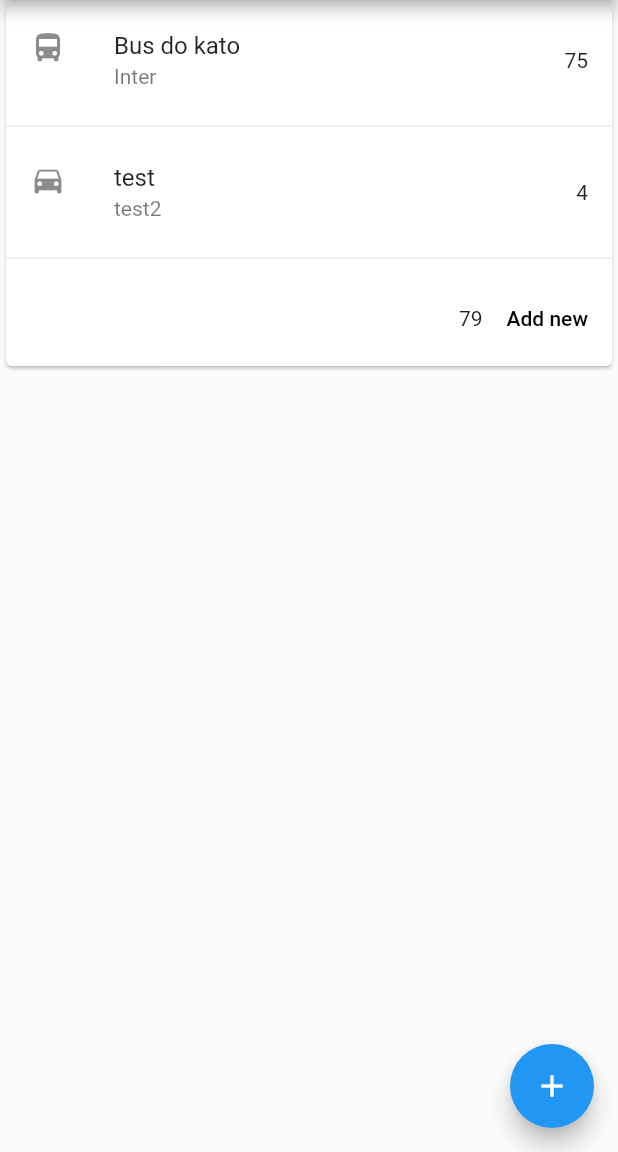
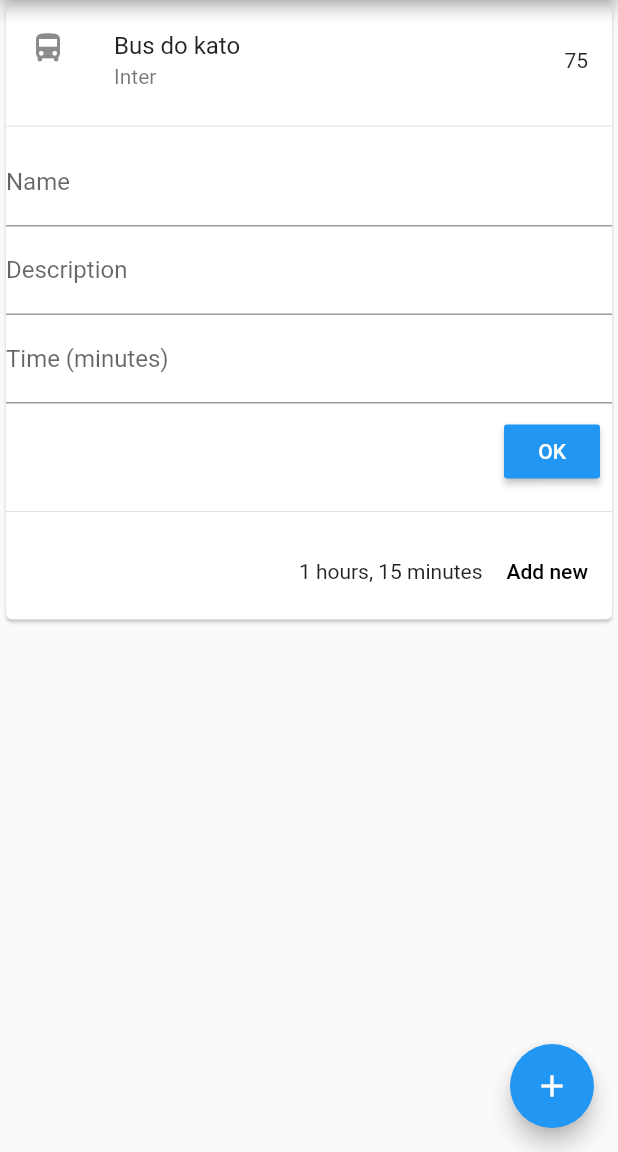
Before and after one commit to aweas/Journey-planner, a Flutter app: the screen it shows after launch, after a tap on the "add" icon, after a tap on "Add new", on a phone screen of 412 x 824 dp, the part 84-1236 px from its top. Run offline on Flutter 3.47's test engine with Material 2 defaults, Android fonts, the phone set to English and light mode, and no system bars.

Commit message:
Better time displaying

```diff
--- a/lib/helpers/journey_classes.dart
+++ b/lib/helpers/journey_classes.dart
@@ -46,6 +46,55 @@ class JourneyElementTile extends ListTile {
             trailing: new Text(element.time.toString()));
 }
 
+class JourneyElementInput extends Form {
+  final JourneyElement element;
+  final _JourneyPlanCard plan;
+  static GlobalKey<FormState> formKey = new GlobalKey<FormState>();
+  JourneyElementInput({this.element, this.plan})
+      : super(
+            key:formKey,
+            child: new Column(children: <Widget>[
+              new TextFormField(
+                  decoration:
+                      new InputDecoration(hintText: 'Tram', labelText: 'Name'),
+                  onSaved: (String value){
+                    element.name = value;
+                  }),
+              new TextFormField(
+                  decoration: new InputDecoration(
+                      hintText: 'T27', labelText: 'Description'),
+                  onSaved: (String value){
+                    element.comment = value;
+                  }),
+              new TextFormField(
+                  keyboardType: TextInputType.numberWithOptions(
+                      signed: true, decimal: false),
+                  decoration: new InputDecoration(
+                      hintText: '15', labelText: 'Time (minutes)'),
+                  onSaved: (String value){
+                    element.time = int.parse(value);
+                  }),
+              new ButtonTheme.bar(
+                  child: new ButtonBar(children: [
+                RaisedButton(
+                  child: const Text(
+                    "OK",
+                    style: const TextStyle(color: Colors.white),
+                  ),
+                  onPressed: () {
+                      formKey.currentState.save();
+                      plan.setState((){
+                        element.icon = new Icon(Icons.directions_bus);
+                        plan.tile = null;
+                        plan.widget.plan.add(element);
+                      });
+                  },
+                  color: Colors.blue,
+                )
+              ]))
+            ]));
+}
+
 class JourneyPlanCard extends StatefulWidget {
   final JourneyPlan plan;
   JourneyPlanCard({Key key, this.plan}) : super(key: key);
@@ -55,6 +104,10 @@ class JourneyPlanCard extends StatefulWidget {
 }
 
 class _JourneyPlanCard extends State<JourneyPlanCard> {
+  JourneyElementInput tile;
+  JourneyElement newTile = new JourneyElement();
+
+  @override
   Widget build(BuildContext context) {
     List<JourneyElementTile> tiles = [];
     widget.plan.journeyElements
@@ -67,19 +120,20 @@ class _JourneyPlanCard extends State<JourneyPlanCard> {
       newData.add(new Divider());
     });
 
+    if (tile != null) {
+      newData.add(tile);
+      newData.add(new Divider());
+    }
+
     newData.add(new ButtonTheme.bar(
       child: new ButtonBar(
         children: <Widget>[
-          new Text(widget.plan.duration.toString()),
+          new Text(buildString()),
           new FlatButton(
             child: const Text('Add new'),
             onPressed: () {
               setState(() {
-                widget.plan.add(
-                    new JourneyElement(icon: const Icon(Icons.directions_car),
-                    name: "test",
-                    comment: "test2",
-                    time: 4));
+                tile = new JourneyElementInput(element: newTile, plan:this);
               });
             },
           ),
@@ -88,12 +142,18 @@ class _JourneyPlanCard extends State<JourneyPlanCard> {
     ));
 
     Card card = new Card(
-          child: new Column(
-            mainAxisSize: MainAxisSize.min,
-            children: newData,
-          ),
-        );
+      child: new Column(
+        mainAxisSize: MainAxisSize.min,
+        children: newData,
+      ),
+    );
 
     return card;
   }
+
+  String buildString(){
+     int hours = (widget.plan.duration/60).round();
+     int minutes = widget.plan.duration%60;
+     return "$hours hours, $minutes minutes";
+  }
 }
```
